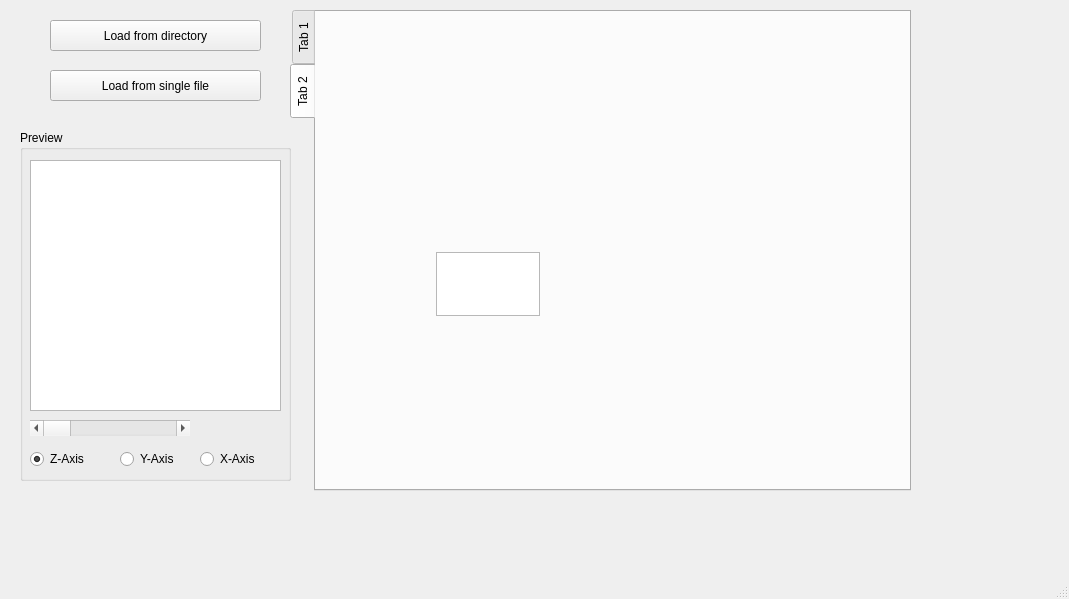
Above: mainform.ui from spadeq/qfni before the change. Below: the same form after it.
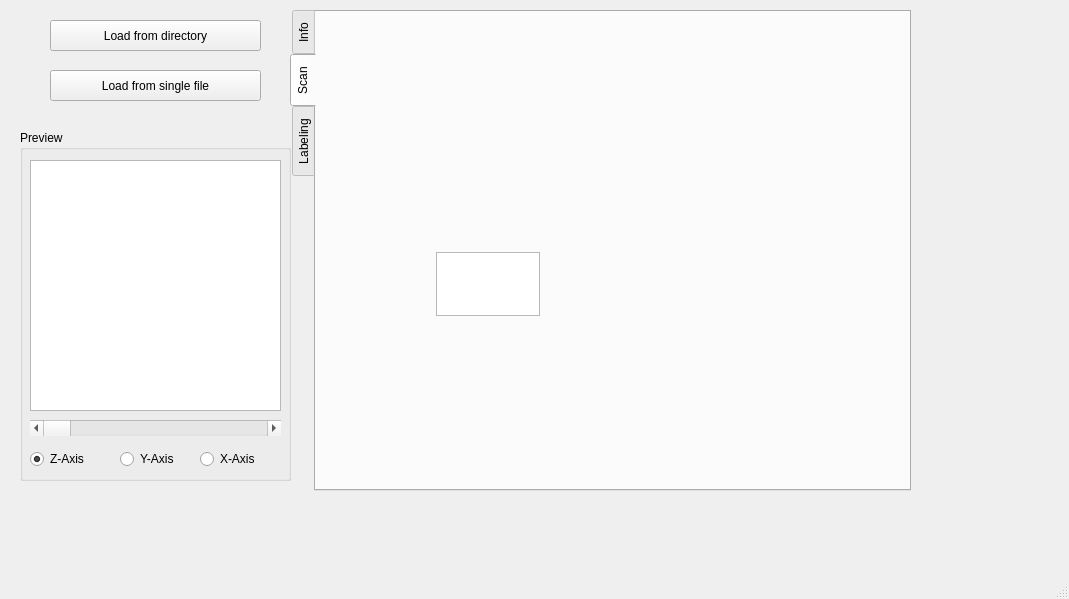
That is the form after the change. The open tabs and pages were chosen to show the change.

The edit to the form file:
```diff
--- a/mainform.ui
+++ b/mainform.ui
@@ -57,7 +57,7 @@
     </property>
     <widget class="QWidget" name="tab">
      <attribute name="title">
-      <string>Tab 1</string>
+      <string>Info</string>
      </attribute>
      <widget class="QPushButton" name="pushButton_3">
       <property name="geometry">
@@ -75,7 +75,7 @@
     </widget>
     <widget class="QWidget" name="tab_2">
      <attribute name="title">
-      <string>Tab 2</string>
+      <string>Scan</string>
      </attribute>
      <widget class="QTextEdit" name="textEdit">
       <property name="geometry">
@@ -88,6 +88,11 @@
       </property>
      </widget>
     </widget>
+    <widget class="QWidget" name="tab_3">
+     <attribute name="title">
+      <string>Labeling</string>
+     </attribute>
+    </widget>
    </widget>
    <widget class="QGroupBox" name="groupBox">
     <property name="geometry">
@@ -164,7 +169,7 @@
       <rect>
        <x>10</x>
        <y>290</y>
-       <width>160</width>
+       <width>251</width>
        <height>16</height>
       </rect>
      </property>
```
Left out of the diff: 8 changed lines with no effect on the pictures.
